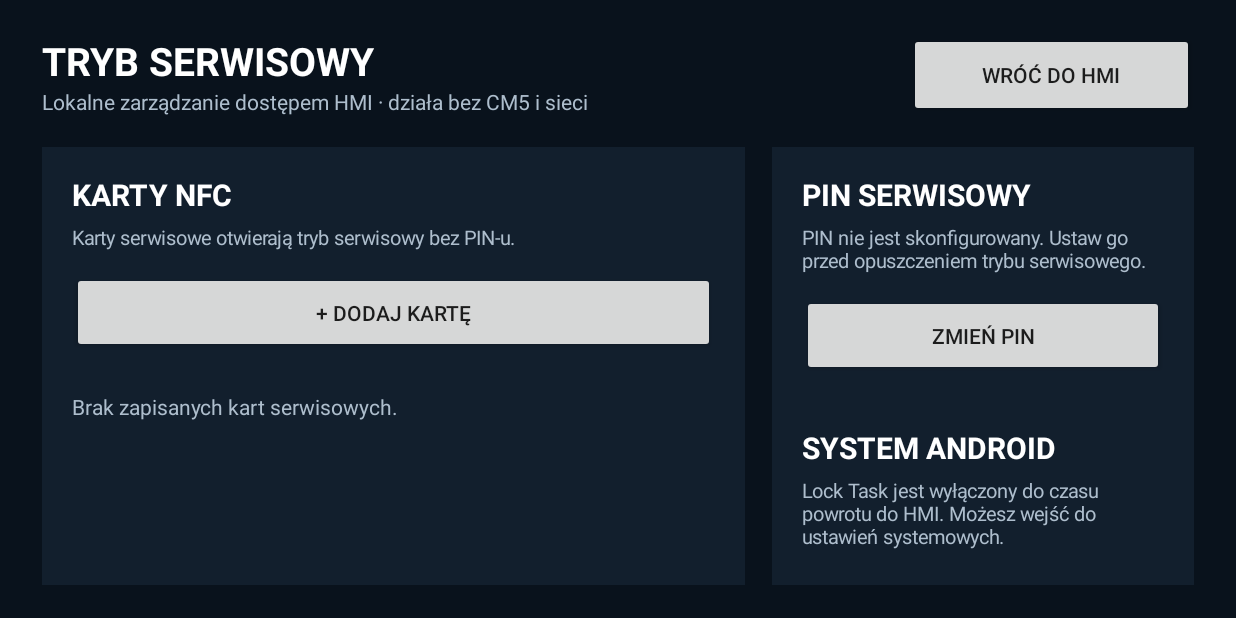
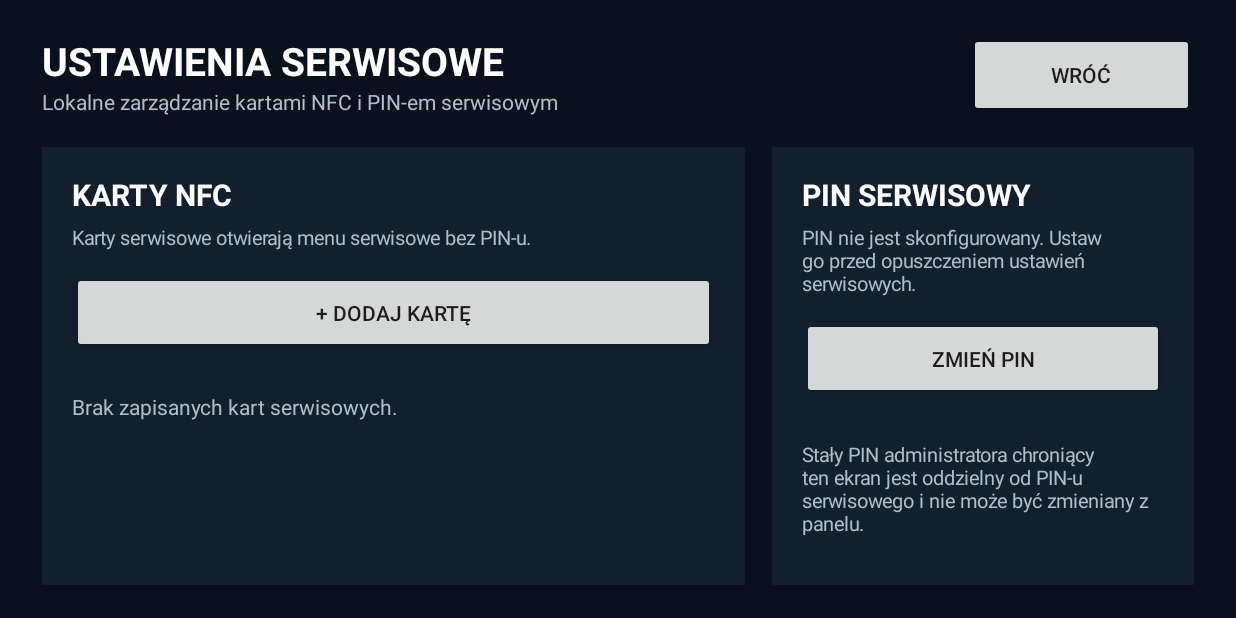
Before and after one commit to autoklinika/workshop-ventilation-controller, an Android app: the ServiceAccessActivity screen opened directly, with no data from a screen before it, on a phone screen of 824 x 412 dp (held sideways). Run offline under Robolectric (Android 15) with nearby library versions, the light colour scheme and no system bars; pictures from the network do not load.

Commit message:
refactor hmi service: keep access editor behind admin gate

```diff
--- a/hmi/iiyama-android/app/src/main/java/pl/autoklinika/workshopventilation/hmi/ServiceAccessActivity.java
+++ b/hmi/iiyama-android/app/src/main/java/pl/autoklinika/workshopventilation/hmi/ServiceAccessActivity.java
@@ -2,12 +2,10 @@ package pl.autoklinika.workshopventilation.hmi;
 
 import android.app.Activity;
 import android.app.AlertDialog;
-import android.content.Intent;
 import android.graphics.Color;
 import android.nfc.NfcAdapter;
 import android.nfc.Tag;
 import android.os.Bundle;
-import android.provider.Settings;
 import android.text.InputType;
 import android.view.Gravity;
 import android.view.View;
@@ -24,7 +22,7 @@ import java.text.DateFormat;
 import java.util.Date;
 import java.util.Locale;
 
-/** Native, offline service-access management screen available only after leaving Lock Task. */
+/** Local editor for service NFC cards and the normal service PIN. */
 public final class ServiceAccessActivity extends Activity implements NfcAdapter.ReaderCallback {
 
     private static final int BG = Color.rgb(9, 18, 28);
@@ -63,16 +61,16 @@ public final class ServiceAccessActivity extends Activity implements NfcAdapter.
 
         LinearLayout titles = new LinearLayout(this);
         titles.setOrientation(LinearLayout.VERTICAL);
-        TextView title = text("TRYB SERWISOWY", 26, TEXT);
+        TextView title = text("USTAWIENIA SERWISOWE", 26, TEXT);
         title.setTypeface(title.getTypeface(), android.graphics.Typeface.BOLD);
-        TextView subtitle = text("Lokalne zarządzanie dostępem HMI · działa bez CM5 i sieci", 14, MUTED);
+        TextView subtitle = text("Lokalne zarządzanie kartami NFC i PIN-em serwisowym", 14, MUTED);
         titles.addView(title);
         titles.addView(subtitle);
         header.addView(titles, new LinearLayout.LayoutParams(0, ViewGroup.LayoutParams.WRAP_CONTENT, 1f));
 
-        Button back = button("WRÓĆ DO HMI");
+        Button back = button("WRÓĆ");
         back.setOnClickListener(v -> finish());
-        header.addView(back, new LinearLayout.LayoutParams(dp(190), dp(56)));
+        header.addView(back, new LinearLayout.LayoutParams(dp(150), dp(56)));
         root.addView(header);
 
         LinearLayout columns = new LinearLayout(this);
@@ -89,7 +87,7 @@ public final class ServiceAccessActivity extends Activity implements NfcAdapter.
         TextView cardsTitle = text("KARTY NFC", 20, TEXT);
         cardsTitle.setTypeface(cardsTitle.getTypeface(), android.graphics.Typeface.BOLD);
         cardsPanel.addView(cardsTitle);
-        nfcStatus = text("Karty serwisowe otwierają tryb serwisowy bez PIN-u.", 13, MUTED);
+        nfcStatus = text("Karty serwisowe otwierają menu serwisowe bez PIN-u.", 13, MUTED);
         LinearLayout.LayoutParams statusParams = new LinearLayout.LayoutParams(
                 ViewGroup.LayoutParams.MATCH_PARENT,
                 ViewGroup.LayoutParams.WRAP_CONTENT
@@ -140,35 +138,17 @@ public final class ServiceAccessActivity extends Activity implements NfcAdapter.
         changeParams.topMargin = dp(14);
         settingsPanel.addView(changePin, changeParams);
 
-        TextView systemTitle = text("SYSTEM ANDROID", 20, TEXT);
-        systemTitle.setTypeface(systemTitle.getTypeface(), android.graphics.Typeface.BOLD);
-        LinearLayout.LayoutParams systemTitleParams = new LinearLayout.LayoutParams(
+        TextView note = text(
+                "Stały PIN administratora chroniący ten ekran jest oddzielny od PIN-u serwisowego i nie może być zmieniany z panelu.",
+                13,
+                MUTED
+        );
+        LinearLayout.LayoutParams noteParams = new LinearLayout.LayoutParams(
                 ViewGroup.LayoutParams.MATCH_PARENT,
                 ViewGroup.LayoutParams.WRAP_CONTENT
         );
-        systemTitleParams.topMargin = dp(34);
-        settingsPanel.addView(systemTitle, systemTitleParams);
-
-        TextView systemInfo = text(
-                "Lock Task jest wyłączony do czasu powrotu do HMI. Możesz wejść do ustawień systemowych.",
-                13,
-                MUTED
-        );
-        LinearLayout.LayoutParams infoParams = new LinearLayout.LayoutParams(
-                ViewGroup.LayoutParams.MATCH_PARENT,
-                ViewGroup.LayoutParams.WRAP_CONTENT
-        );
-        infoParams.topMargin = dp(6);
-        settingsPanel.addView(systemInfo, infoParams);
-
-        Button androidSettings = button("OTWÓRZ USTAWIENIA ANDROIDA");
-        androidSettings.setOnClickListener(v -> openAndroidSettings());
-        LinearLayout.LayoutParams androidParams = new LinearLayout.LayoutParams(
-                ViewGroup.LayoutParams.MATCH_PARENT,
-                dp(54)
-        );
-        androidParams.topMargin = dp(14);
-        settingsPanel.addView(androidSettings, androidParams);
+        noteParams.topMargin = dp(28);
+        settingsPanel.addView(note, noteParams);
 
         LinearLayout.LayoutParams left = new LinearLayout.LayoutParams(0, ViewGroup.LayoutParams.MATCH_PARENT, 1.25f);
         LinearLayout.LayoutParams right = new LinearLayout.LayoutParams(0, ViewGroup.LayoutParams.MATCH_PARENT, 0.75f);
@@ -265,7 +245,7 @@ public final class ServiceAccessActivity extends Activity implements NfcAdapter.
     private void refreshPinStatus() {
         pinStatus.setText(store.isPinConfigured()
                 ? "PIN jest skonfigurowany. Możesz zmienić go lokalnie bez przebudowy APK."
-                : "PIN nie jest skonfigurowany. Ustaw go przed opuszczeniem trybu serwisowego.");
+                : "PIN nie jest skonfigurowany. Ustaw go przed opuszczeniem ustawień serwisowych.");
     }
 
     private void beginAddCard() {
@@ -384,7 +364,7 @@ public final class ServiceAccessActivity extends Activity implements NfcAdapter.
 
         AlertDialog dialog = new AlertDialog.Builder(this)
                 .setTitle("Zmień PIN serwisowy")
-                .setMessage("Tryb serwisowy jest już uwierzytelniony. Ustaw nowy PIN.")
+                .setMessage("Ustaw nowy PIN używany do wejścia do menu serwisowego.")
                 .setView(form)
                 .setNegativeButton("Anuluj", null)
                 .setPositiveButton("Zapisz", null)
@@ -430,14 +410,6 @@ public final class ServiceAccessActivity extends Activity implements NfcAdapter.
         return input;
     }
 
-    private void openAndroidSettings() {
-        try {
-            startActivity(new Intent(Settings.ACTION_SETTINGS));
-        } catch (RuntimeException error) {
-            Toast.makeText(this, "Nie udało się otworzyć ustawień Androida", Toast.LENGTH_LONG).show();
-        }
-    }
-
     private int dp(int value) {
         return Math.round(value * getResources().getDisplayMetrics().density);
     }
```
